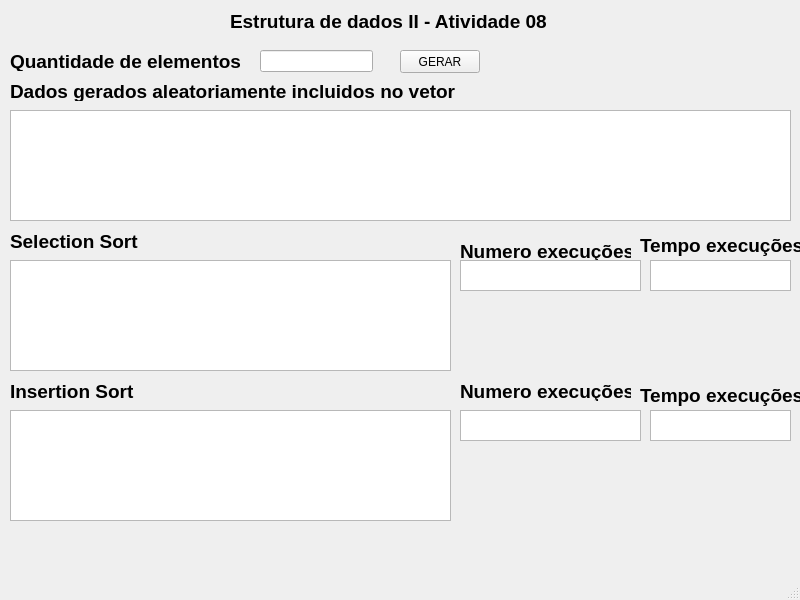
Qt form mainwindow.ui (cpedrohenrique1/EDIIAtiv08) before a commit.
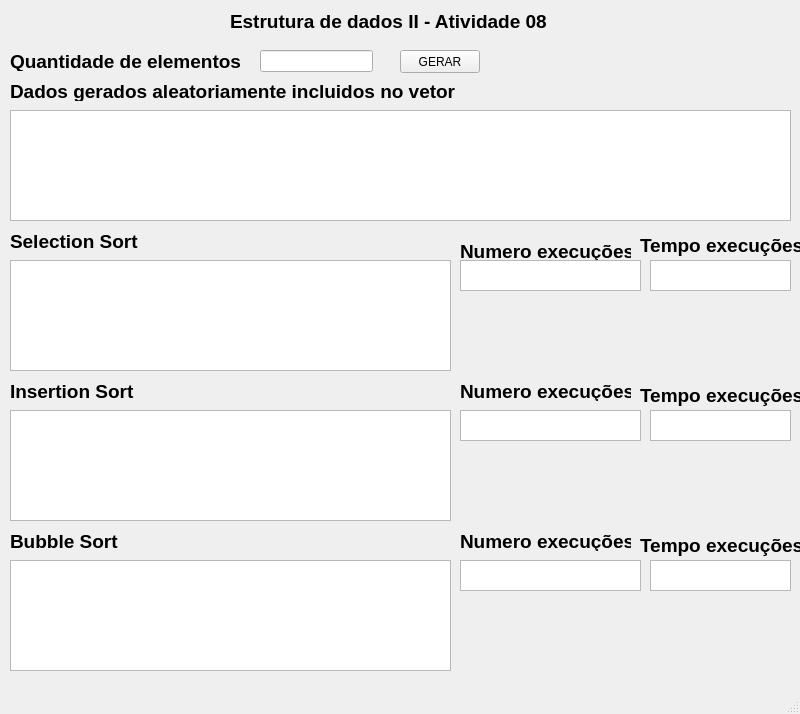
The same form after that commit.

Commit message: implementacao bubble sort

The edit to the form file:
```diff
--- a/mainwindow.ui
+++ b/mainwindow.ui
@@ -7,7 +7,7 @@
     <x>0</x>
     <y>0</y>
     <width>800</width>
-    <height>600</height>
+    <height>714</height>
    </rect>
   </property>
   <property name="windowTitle">
@@ -224,6 +224,75 @@
      </rect>
     </property>
    </widget>
+   <widget class="QLabel" name="label_10">
+    <property name="geometry">
+     <rect>
+      <x>460</x>
+      <y>530</y>
+      <width>171</width>
+      <height>21</height>
+     </rect>
+    </property>
+    <property name="text">
+     <string>&lt;html&gt;&lt;head/&gt;&lt;body&gt;&lt;p&gt;&lt;span style=&quot; font-size:14pt; font-weight:700;&quot;&gt;Numero execuções&lt;/span&gt;&lt;/p&gt;&lt;/body&gt;&lt;/html&gt;</string>
+    </property>
+   </widget>
+   <widget class="QTextEdit" name="textEdit_bubble_sort_nmr_execucoes">
+    <property name="geometry">
+     <rect>
+      <x>460</x>
+      <y>560</y>
+      <width>181</width>
+      <height>31</height>
+     </rect>
+    </property>
+   </widget>
+   <widget class="QLabel" name="label_11">
+    <property name="geometry">
+     <rect>
+      <x>10</x>
+      <y>530</y>
+      <width>131</width>
+      <height>21</height>
+     </rect>
+    </property>
+    <property name="text">
+     <string>&lt;html&gt;&lt;head/&gt;&lt;body&gt;&lt;p&gt;&lt;span style=&quot; font-size:14pt; font-weight:700;&quot;&gt;Bubble Sort&lt;/span&gt;&lt;/p&gt;&lt;/body&gt;&lt;/html&gt;</string>
+    </property>
+   </widget>
+   <widget class="QTextEdit" name="textEdit_bubble_sort_tempo_execucoes">
+    <property name="geometry">
+     <rect>
+      <x>650</x>
+      <y>560</y>
+      <width>141</width>
+      <height>31</height>
+     </rect>
+    </property>
+   </widget>
+   <widget class="QLabel" name="label_12">
+    <property name="geometry">
+     <rect>
+      <x>640</x>
+      <y>530</y>
+      <width>161</width>
+      <height>31</height>
+     </rect>
+    </property>
+    <property name="text">
+     <string>&lt;html&gt;&lt;head/&gt;&lt;body&gt;&lt;p&gt;&lt;span style=&quot; font-size:14pt; font-weight:700;&quot;&gt;Tempo execuções&lt;/span&gt;&lt;/p&gt;&lt;/body&gt;&lt;/html&gt;</string>
+    </property>
+   </widget>
+   <widget class="QTextEdit" name="textEdit_bubble_sort">
+    <property name="geometry">
+     <rect>
+      <x>10</x>
+      <y>560</y>
+      <width>441</width>
+      <height>111</height>
+     </rect>
+    </property>
+   </widget>
   </widget>
   <widget class="QMenuBar" name="menubar">
    <property name="geometry">
```
The commit also changes 3 other files.
